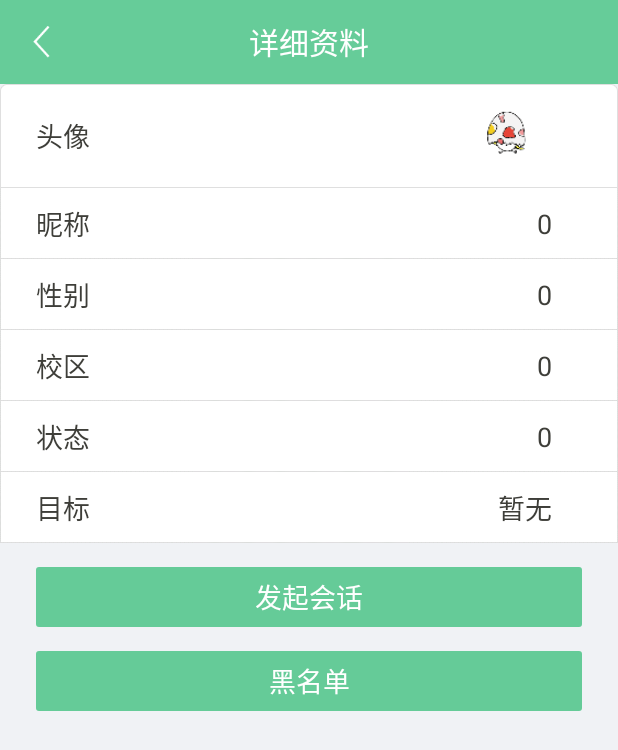
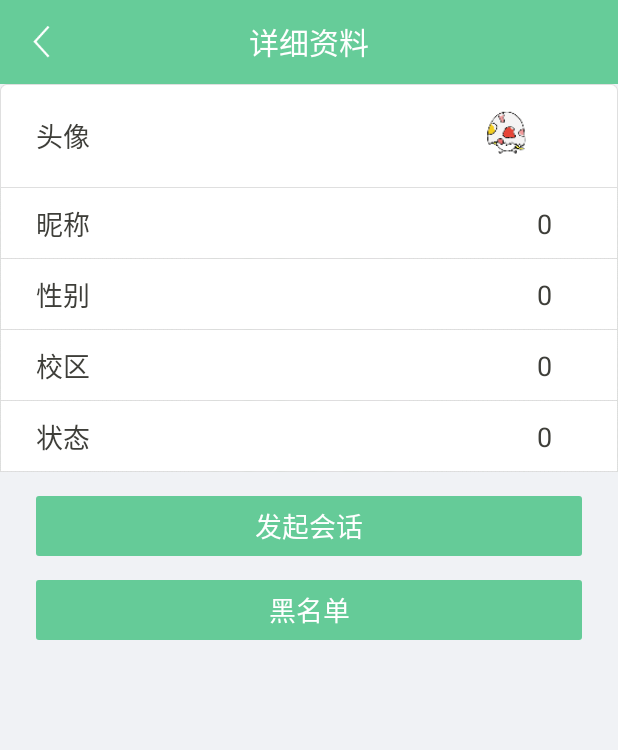
Before and after one commit to czxrrr/haer_lib, an Android app: the SetMyInfoActivity screen opened directly, with no data from a screen before it, on a phone screen of 412 x 824 dp. Shown: the top 750 px of the screen. Run offline under Robolectric (Android 15) with nearby library versions, the phone set to English and light mode, and no system bars; our stand-ins replace CircleImageView; libraries missing offline, so code that uses them is left out: com.baidu.mapapi; Roboto replaces fonts that are not available here; 5 statements that could not run were skipped.

Commit message:
新建了确认借书的页面
新建了确认借书的页面，并且用户信息去掉了目标

```diff
--- a/app/src/main/java/com/elinc/im/haer/ui/SetMyInfoActivity.java
+++ b/app/src/main/java/com/elinc/im/haer/ui/SetMyInfoActivity.java
@@ -70,7 +70,7 @@ public class SetMyInfoActivity extends ActivityBase implements OnClickListener {
 	private LinearLayout layout_all;
 
 	private Button btn_chat, btn_black, btn_add_friend;
-	private RelativeLayout layout_head, layout_nick, layout_goal,layout_black_tips;
+	private RelativeLayout layout_head, layout_nick,layout_black_tips;
 	private String objectId = "";
 	private String avatar = "";
 	private String from = "";
@@ -102,21 +102,7 @@ public class SetMyInfoActivity extends ActivityBase implements OnClickListener {
 		tv_set_nick = (TextView) findViewById(R.id.tv_set_nick);
 		layout_head = (RelativeLayout) findViewById(R.id.layout_head);
 		layout_nick = (RelativeLayout) findViewById(R.id.layout_nick);
-		layout_goal = (RelativeLayout) findViewById(R.id.layout_goal);
-		layout_goal.setOnClickListener(new OnClickListener() {
-			@Override
-			public void onClick(View v) {
-				Intent intent = new Intent();
-				Bundle bundle = new Bundle();
-				bundle.putString("username", username);
-				bundle.putString("objectId", objectId);
-				bundle.putString("avatar", avatar);
-				bundle.putString("signature",signature);
-				intent.putExtras(bundle);
-				intent.setClass(SetMyInfoActivity.this, MyTreeActivity.class);
-				startActivity(intent);
-			}
-		});
+
 		layout_black_tips = (RelativeLayout) findViewById(R.id.layout_black_tips);
 		tv_set_gender = (TextView) findViewById(R.id.tv_set_gender);
 		tv_set_goal = (TextView) findViewById(R.id.tv_set_goal);
--- a/app/src/main/res/layout/activity_book_detail_elinc.xml
+++ b/app/src/main/res/layout/activity_book_detail_elinc.xml
@@ -142,10 +142,10 @@
 
             <TextView
                 android:layout_alignParentRight="true"
-                android:id="@+id/question_number_of_answer"
-                android:layout_width="30dp"
+                android:id="@+id/apply"
+                android:layout_width="100dp"
                 android:layout_height="wrap_content"
-                android:text="0"
+                android:text="申请借阅此书"
                 android:textColor="#ffffff"
                 android:gravity="center"
                 android:layout_alignParentBottom="true"
--- a/app/src/main/res/layout/activity_set_info.xml
+++ b/app/src/main/res/layout/activity_set_info.xml
@@ -191,44 +191,7 @@
 
         </LinearLayout>
     </RelativeLayout>
-    <RelativeLayout
-        android:id="@+id/layout_goal"
-        android:layout_width="match_parent"
-        android:layout_height="wrap_content"
-        android:background="@drawable/about_mid_bg"
-        android:paddingLeft="24dp"
-        android:paddingRight="24dp"
-        android:paddingBottom="10dp"
-        android:paddingTop="10dp" >
 
-        <TextView
-            style="@style/Smile.TextView._Black"
-            android:layout_alignParentLeft="true"
-            android:layout_centerVertical="true"
-            android:text="目标"
-            android:id="@+id/goal"/>
-
-        <LinearLayout
-
-            android:layout_width="wrap_content"
-            android:layout_height="wrap_content"
-            android:layout_alignParentRight="true"
-            android:layout_toRightOf="@+id/goal"
-            android:layout_centerVertical="true"
-            android:gravity="right"
-            android:orientation="horizontal" >
-
-            <TextView
-                android:id="@+id/tv_set_goal"
-                style="@style/Smile.TextView._Black"
-                android:layout_height="wrap_content"
-                android:text="暂无"
-                android:layout_marginRight="20dp"
-                android:drawablePadding="10dp" />
-
-        </LinearLayout>
-
-    </RelativeLayout>
     <Button
         style="@style/large_btn"
         android:id="@+id/iv_edit"
@@ -241,7 +204,6 @@
         android:layout_marginTop="@dimen/activity_vertical_margin"
         android:text="@string/add_friend"
         android:visibility="gone" />
-
 
 
     <Button
--- /dev/null
+++ b/app/src/main/res/menu/menu_rent_book.xml
@@ -0,0 +1,6 @@
+<menu xmlns:android="http://schemas.android.com/apk/res/android"
+    xmlns:app="http://schemas.android.com/apk/res-auto"
+    xmlns:tools="http://schemas.android.com/tools" tools:context="com.elinc.im.haer.ui.RentBook">
+    <item android:id="@+id/action_settings" android:title="@string/action_settings"
+        android:orderInCategory="100" app:showAsAction="never" />
+</menu>
--- a/app/src/main/res/values/strings.xml
+++ b/app/src/main/res/values/strings.xml
@@ -109,4 +109,6 @@
         <item>舟山校区</item>
         <item>华家池校区</item>
     </string-array>
+    <string name="title_activity_main2">Main2Activity</string>
+    <string name="title_activity_rent_book">RentBook</string>
 </resources>
```
Also changed, not shown: app/src/main/AndroidManifest.xml (+41 -31 lines), app/src/main/java/com/elinc/im/haer/ui/BookItemActivityElinc.java (+23 -3 lines), app/src/main/java/com/elinc/im/haer/ui/MainActivity.java (+1 -17 lines), app/src/main/java/com/elinc/im/haer/ui/RentBook.java (added, +39 -0 lines), app/src/main/res/layout/activity_rent_book.xml (added, +26 -0 lines), app/src/main/res/menu/drawer_view.xml (+3 -27 lines).
